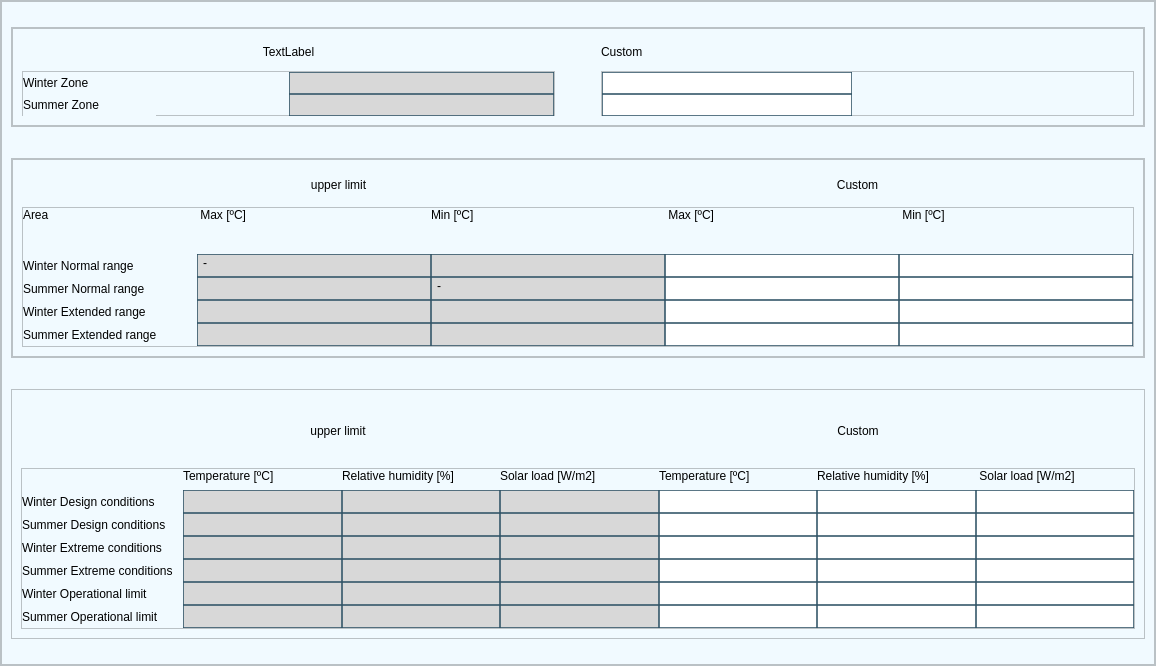
Before: the Qt Designer form ui/ui_files/custom_exterior_saloon.ui in ali7haider/railway-automation-system, drawn with Qt 5.
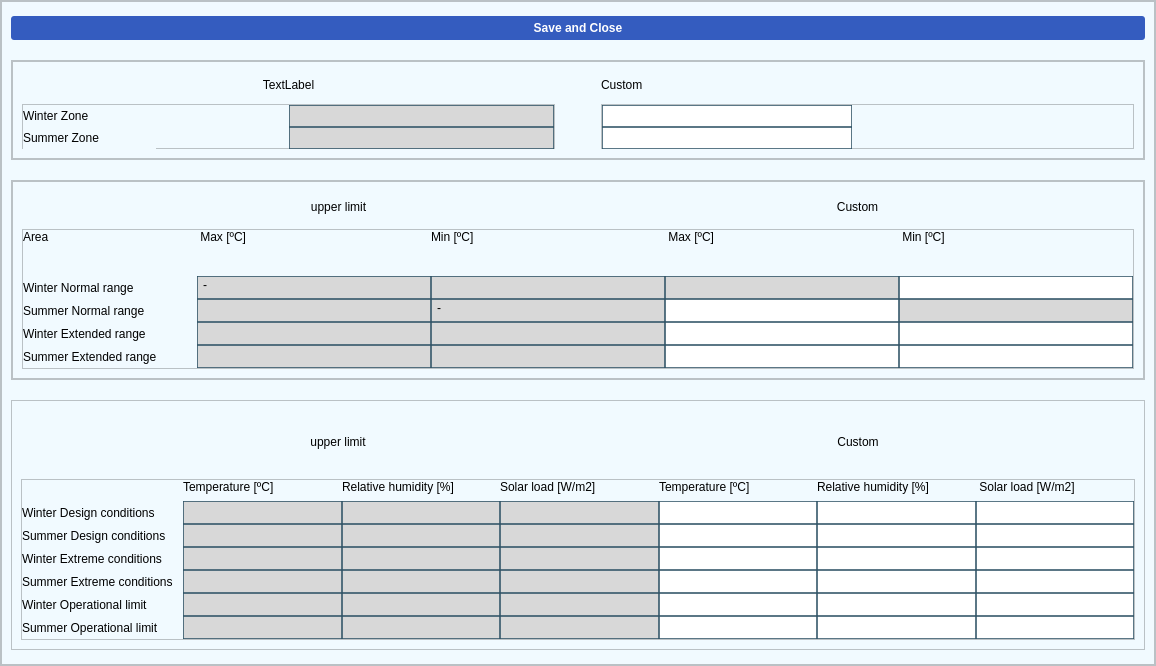
After: the same form once the commit is applied. Icons and pictures are not drawn.

Commit message: Add save functionality and UI updates for custom exterior conditions; include new button and signal for value updates

```diff
--- a/ui/ui_files/custom_exterior_saloon.ui
+++ b/ui/ui_files/custom_exterior_saloon.ui
@@ -237,6 +237,30 @@
            <property name="spacing">
             <number>15</number>
            </property>
+           <item>
+            <widget class="QPushButton" name="btnSave">
+             <property name="styleSheet">
+              <string notr="true">QPushButton
+{
+background-color:#345CBF;
+color:white;
+border-radius:3px;
+font: 12pt &quot;Calibri&quot;;
+font-weight:bold;
+color:white;
+padding:5px;
+
+}
+QPushButton:hover
+{
+background-color:#1159A8;
+}</string>
+             </property>
+             <property name="text">
+              <string>Save and Close</string>
+             </property>
+            </widget>
+           </item>
            <item>
             <widget class="QFrame" name="zoneFrame">
              <property name="minimumSize">
@@ -645,6 +669,9 @@
                       <property name="text">
                        <string/>
                       </property>
+                      <property name="readOnly">
+                       <bool>true</bool>
+                      </property>
                      </widget>
                     </item>
                     <item row="3" column="3">
@@ -685,7 +712,11 @@
                      <widget class="QLineEdit" name="txtCustomSummerNormalMax"/>
                     </item>
                     <item row="3" column="8">
-                     <widget class="QLineEdit" name="txtCustomSummerNormalMin"/>
+                     <widget class="QLineEdit" name="txtCustomSummerNormalMin">
+                      <property name="readOnly">
+                       <bool>true</bool>
+                      </property>
+                     </widget>
                     </item>
                     <item row="5" column="4">
                      <widget class="QLineEdit" name="txtNormSummerExtendedMin">
```
Left out of the diff: 34 changed lines with no effect on the pictures. The commit also changes 5 other files.
